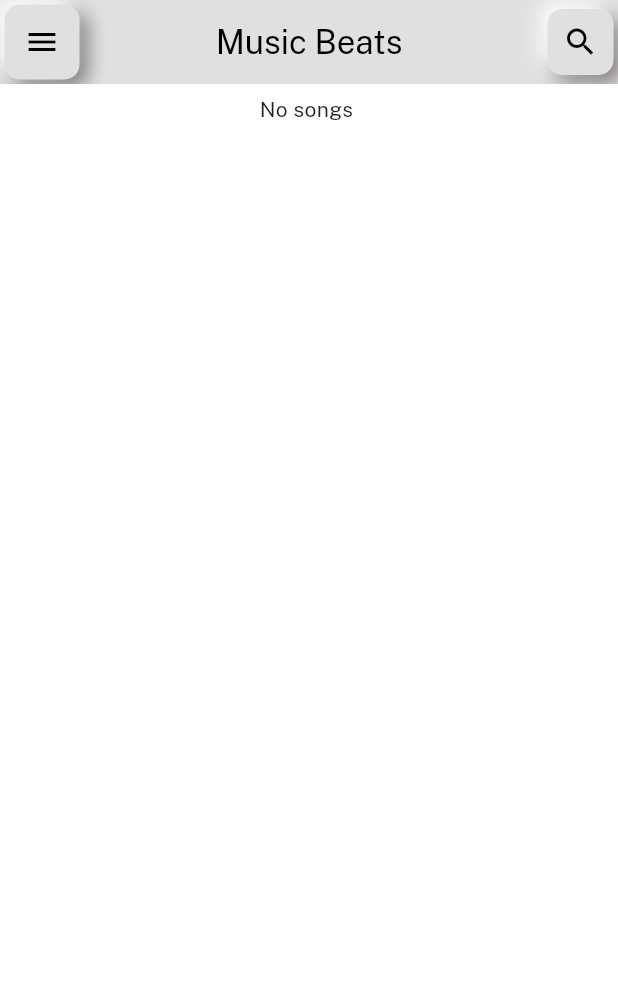
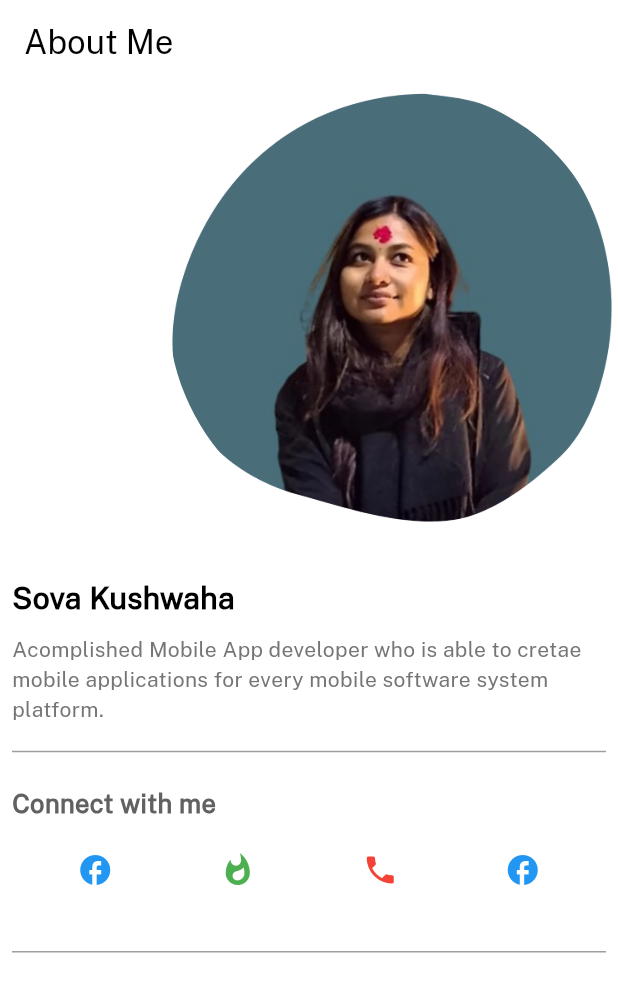
Before and after one commit to sovaamahato/Music_Beats, a Flutter app: the screen it shows after launch, on a phone screen of 412 x 824 dp. Shown: the top 992 px of the screen. Run offline on Flutter 3.47's test engine with Material 3 defaults, Android fonts, the light colour scheme and no system bars; our stand-ins replace font_awesome_flutter, get, hive, hive_flutter, just_audio, on_audio_query and 1 more; accounts and stored records are empty.

Commit message:
about page added

```diff
--- a/lib/main.dart
+++ b/lib/main.dart
@@ -1,21 +1,31 @@
 import 'package:flutter/material.dart';
 import 'package:get/get.dart';
+import 'package:hive/hive.dart';
+import 'package:hive_flutter/hive_flutter.dart';
+import 'package:music_beats/themes/dark_mode.dart';
 import 'package:music_beats/themes/light_mode.dart';
+import 'package:music_beats/views/about_me.dart';
 import 'package:music_beats/views/playlist.dart';
 
-void main() {
-  runApp(const MyApp());
+void main() async {
+  WidgetsFlutterBinding.ensureInitialized();
+  await Hive.initFlutter();
+  await Hive.openBox('themeBox');
+
+  runApp(MyApp());
 }
 
 class MyApp extends StatelessWidget {
-  const MyApp({super.key});
-
   @override
   Widget build(BuildContext context) {
+    var themeBox = Hive.box('themeBox');
+
+    bool isDarkMode = themeBox.get('isDarkMode', defaultValue: false) ?? false;
+
     return GetMaterialApp(
-      theme: lightMode,
+      theme: isDarkMode ? darkMode : lightMode,
       debugShowCheckedModeBanner: false,
-      home: const PlayList(),
+      home: const AboutMe(),
     );
   }
 }
--- /dev/null
+++ b/lib/views/about_me.dart
@@ -0,0 +1,127 @@
+import 'package:flutter/material.dart';
+import 'package:font_awesome_flutter/font_awesome_flutter.dart';
+import 'package:url_launcher/url_launcher.dart';
+
+class AboutMe extends StatelessWidget {
+  const AboutMe({super.key});
+
+  @override
+  Widget build(BuildContext context) {
+    return Scaffold(
+      appBar: AppBar(
+        title: const Text("About Me "),
+      ),
+      body: Column(
+          crossAxisAlignment: CrossAxisAlignment.start,
+          mainAxisAlignment: MainAxisAlignment.start,
+          children: [
+            //imge
+            Align(
+              alignment: Alignment.topRight,
+              child: ClipOval(
+                clipBehavior: Clip.antiAlias,
+                child: Image.asset(
+                  "assets/images/me.png",
+                  fit: BoxFit.cover,
+                  //isAntiAlias: true,
+                  height: 300,
+                  width: 300,
+                  // width: 400,
+                ),
+              ),
+            ),
+
+            //details haru
+            const SizedBox(
+              height: 20,
+            ),
+            Padding(
+              padding: const EdgeInsets.all(8.0),
+              child: Column(
+                crossAxisAlignment: CrossAxisAlignment.start,
+                children: [
+                  const Text(
+                    "Sova Kushwaha",
+                    style: TextStyle(fontSize: 20, fontWeight: FontWeight.bold),
+                  ),
+                  const SizedBox(
+                    height: 10,
+                  ),
+                  Text(
+                    "Acomplished Mobile App developer who is able to cretae mobile applications for every mobile software system platform.",
+                    style: TextStyle(color: Colors.grey.shade600),
+                  ),
+                  SizedBox(
+                    height: 10,
+                  ),
+                  Divider(
+                    color: Colors.grey,
+                  ),
+                  SizedBox(
+                    height: 15,
+                  ),
+                  Text(
+                    "Connect with me",
+                    style: TextStyle(
+                        fontSize: 17,
+                        fontWeight: FontWeight.bold,
+                        color: Colors.grey.shade700),
+                  ),
+                  Padding(
+                    padding: const EdgeInsets.all(8.0),
+                    child: Row(
+                      mainAxisAlignment: MainAxisAlignment.spaceAround,
+                      children: [
+                        IconButton(
+                          onPressed: () {
+                            launchUrl(Uri(
+                                path:
+                                    "https://www.facebook.com/sova.mahato.754"));
+                          },
+                          icon: Icon(
+                            Icons.facebook,
+                            color: Colors.blue,
+                          ),
+                        ),
+                        IconButton(
+                          onPressed: () {},
+                          icon: Icon(
+                            Icons.whatshot,
+                            color: Colors.green,
+                          ),
+                        ),
+                        IconButton(
+                          onPressed: () {
+                            launchUrl(Uri(
+                                path:
+                                    "https://www.instagram.com/kushwaha_sovaa/"));
+                          },
+                          icon: Icon(
+                            Icons.phone,
+                            color: Colors.red,
+                          ),
+                        ),
+                        IconButton(
+                          onPressed: () {},
+                          icon: Icon(
+                            Icons.facebook_outlined,
+                            color: Colors.blue,
+                          ),
+                        ),
+                      ],
+                    ),
+                  ),
+                  SizedBox(
+                    height: 15,
+                  ),
+                  Divider(
+                    height: 15,
+                    color: Colors.grey.shade500,
+                  ),
+                ],
+              ),
+            ),
+          ]),
+    );
+  }
+}
--- a/lib/views/playlist.dart
+++ b/lib/views/playlist.dart
@@ -18,23 +18,35 @@ class PlayList extends StatelessWidget {
     var controller = Get.put(PlayerController());
     return Scaffold(
         key: _sKey,
-        // backgroundColor: Colors.transparent,
+        backgroundColor: Theme.of(context).colorScheme.background,
         appBar: AppBar(
-          backgroundColor: Colors.grey[300],
+          backgroundColor: Theme.of(context).colorScheme.primary,
           centerTitle: true,
-          title: const Text("Music Beats"),
+          title: Text(
+            "Music Beats",
+            style: TextStyle(
+              color: Theme.of(context).colorScheme.inversePrimary,
+            ),
+          ),
           leading: InkWell(
               onTap: () {
                 Get.to(() => MyDrawer());
               },
               //onTap: () => Scaffold.of(context).openDrawer(),
-              child: MyBox(child: Icon(Icons.menu))),
-          actions: const [
+              child: MyBox(
+                  child: Icon(
+                Icons.menu,
+                color: Theme.of(context).colorScheme.inversePrimary,
+              ))),
+          actions: [
             SizedBox(
               height: 50,
               width: 50,
               child: MyBox(
-                child: Icon(Icons.search),
+                child: Icon(
+                  Icons.person_2,
+                  color: Theme.of(context).colorScheme.inversePrimary,
+                ),
               ),
             )
           ],
@@ -44,7 +56,7 @@ class PlayList extends StatelessWidget {
           children: [
             Container(
               height: 7,
-              color: white,
+              color: Theme.of(context).colorScheme.background,
             ),
             FutureBuilder<List<SongModel>>(
                 future: controller.audioQuery.querySongs(
@@ -60,9 +72,14 @@ class PlayList extends StatelessWidget {
                     );
                   } else if (snapshot.data!.isEmpty) {
                     return Center(
-                        child: Text(
-                      "No songs ",
-                      style: ourStyle(),
+                        child: Align(
+                      alignment: Alignment.center,
+                      child: Text(
+                        "No songs ",
+                        style: ourStyle(
+                          color: Theme.of(context).colorScheme.inversePrimary,
+                        ),
+                      ),
                     ));
                   } else {
                     return Expanded(
```
Also changed, not shown: lib/components/my_drawer.dart (+51 -15 lines), lib/views/settings_screen.dart (+48 -12 lines), pubspec.yaml (+6 -2 lines), assets/images/me.png (added), assets/images/me1.png (added), pubspec.lock, 6 other files.
